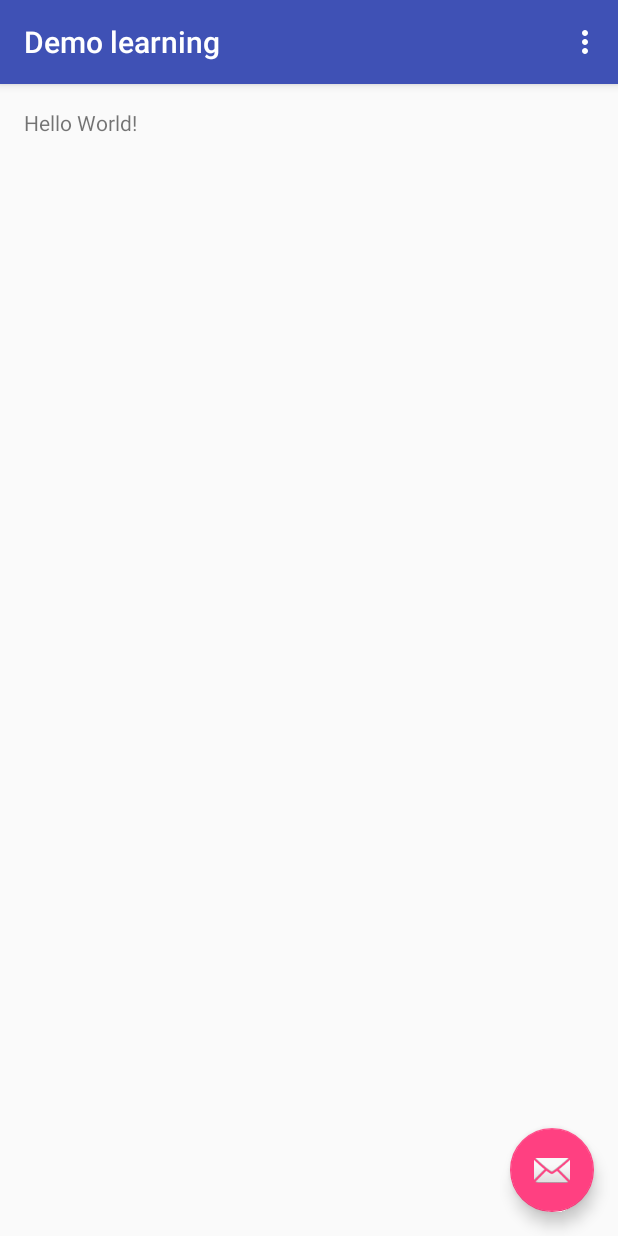
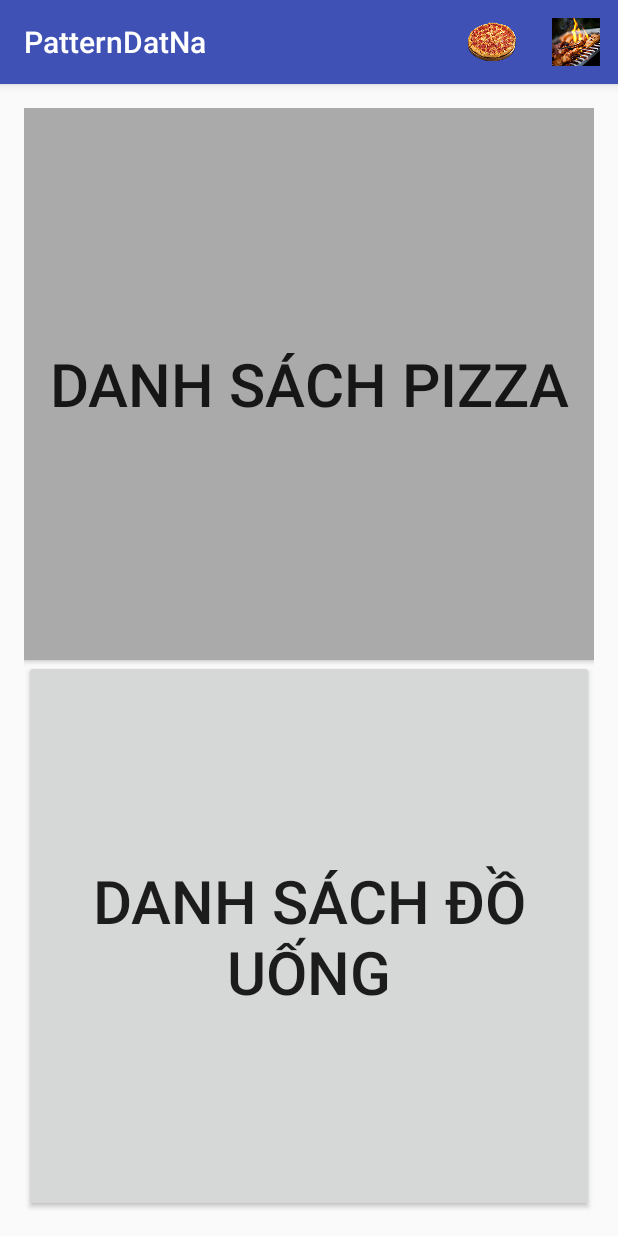
Before and after one commit to Mr93/Demo_learning, an Android app: the screen it shows after launch (MainActivity), on a phone screen of 412 x 824 dp. Run offline under Robolectric (Android 15) with nearby library versions, the phone set to English and light mode, and no system bars.

Commit message:
init command pattern

```diff
--- a/app/src/main/AndroidManifest.xml
+++ b/app/src/main/AndroidManifest.xml
@@ -1,23 +1,18 @@
 <?xml version="1.0" encoding="utf-8"?>
 <manifest xmlns:android="http://schemas.android.com/apk/res/android"
-    package="com.example.demolearning">
+          package="com.example.demolearning">
 
     <application
-        android:allowBackup="true"
-        android:icon="@mipmap/ic_launcher"
-        android:label="@string/app_name"
-        android:supportsRtl="true"
-        android:theme="@style/AppTheme">
-        <activity
-            android:name=".MainActivity"
+            android:allowBackup="true"
+            android:icon="@mipmap/ic_launcher"
             android:label="@string/app_name"
-            android:theme="@style/AppTheme.NoActionBar">
+            android:supportsRtl="true"
+            android:theme="@style/AppTheme">
+        <activity android:name=".MainActivity">
             <intent-filter>
-                <action android:name="android.intent.action.MAIN" />
-
-                <category android:name="android.intent.category.LAUNCHER" />
+                <action android:name="android.intent.action.MAIN"/>
+                <category android:name="android.intent.category.LAUNCHER"/>
             </intent-filter>
         </activity>
     </application>
-
 </manifest>
--- a/app/src/main/java/com/example/demolearning/MainActivity.java
+++ b/app/src/main/java/com/example/demolearning/MainActivity.java
@@ -1,52 +1,69 @@
 package com.example.demolearning;
 
+import android.support.v7.app.AppCompatActivity;
 import android.os.Bundle;
-import android.support.design.widget.FloatingActionButton;
-import android.support.design.widget.Snackbar;
-import android.support.v7.app.AppCompatActivity;
-import android.support.v7.widget.Toolbar;
-import android.view.View;
 import android.view.Menu;
 import android.view.MenuItem;
+import android.view.View;
+import android.widget.Button;
+import com.example.demolearning.command.Invoker;
 
-public class MainActivity extends AppCompatActivity {
+public class MainActivity extends AppCompatActivity implements View.OnClickListener{
+
+	MenuItem pizzaItem, bbqItem;
+	Button btn1, btn2;
+	Invoker invoker;
 
 	@Override
 	protected void onCreate(Bundle savedInstanceState) {
 		super.onCreate(savedInstanceState);
 		setContentView(R.layout.activity_main);
-        Toolbar toolbar = (Toolbar) findViewById(R.id.toolbar);
-        setSupportActionBar(toolbar);
+		btn1 = (Button) findViewById(R.id.btn1);
+		btn2 = (Button) findViewById(R.id.btn2);
 
-        FloatingActionButton fab = (FloatingActionButton) findViewById(R.id.fab);
-        fab.setOnClickListener(new View.OnClickListener() {
-            @Override
-            public void onClick(View view) {
-                Snackbar.make(view, "Replace with your own action", Snackbar.LENGTH_LONG)
-                        .setAction("Action", null).show();
+		init();
 	}
-        });
+
+	private void init() {
+		btn1.setText(getResources().getString(R.string.listPizza));
+		btn2.setText(getResources().getString(R.string.listDrink));
+		btn1.setOnClickListener(this);
+		btn2.setOnClickListener(this);
+		invoker = new Invoker();
+		invoker.addPizzaForKey(R.id.btn1);
+		invoker.addDrinkForKey(R.id.btn2);
 	}
+
+
 
 	@Override
 	public boolean onCreateOptionsMenu(Menu menu) {
-        // Inflate the menu; this adds items to the action bar if it is present.
-        getMenuInflater().inflate(R.menu.menu_main, menu);
+		getMenuInflater().inflate(R.menu.menu_main_activity, menu);
+		pizzaItem = menu.findItem(R.id.pizza);
+		bbqItem = menu.findItem(R.id.bbq);
 		return true;
 	}
 
 	@Override
 	public boolean onOptionsItemSelected(MenuItem item) {
-        // Handle action bar item clicks here. The action bar will
-        // automatically handle clicks on the Home/Up button, so long
-        // as you specify a parent activity in AndroidManifest.xml.
 		int id = item.getItemId();
-
-        //noinspection SimplifiableIfStatement
-        if (id == R.id.action_settings) {
-            return true;
+		if (id == R.id.pizza) {
+			invoker.addPizzaForKey(R.id.btn1);
+			invoker.addDrinkForKey(R.id.btn2);
+			btn1.setText(R.string.listPizza);
+			btn2.setText(R.string.listDrink);
+		}else if (id == R.id.bbq){
+			invoker.addBbqForKey(R.id.btn1);
+			invoker.addDessertForKey(R.id.btn2);
+			btn1.setText(R.string.listBbq);
+			btn2.setText(R.string.listDessert);
+		}
+		return super.onOptionsItemSelected(item);
 	}
 
-        return super.onOptionsItemSelected(item);
+	@Override
+	public void onClick(View view) {
+		Integer id = view.getId();
+		invoker.invoker(id);
 	}
 }
--- /dev/null
+++ b/app/src/main/java/com/example/demolearning/command/ICommand.java
@@ -0,0 +1,8 @@
+package com.example.demolearning.command;
+
+/**
+ * Created by DucDat on 8/12/2016.
+ */
+public interface ICommand {
+	void execute();
+}
--- /dev/null
+++ b/app/src/main/java/com/example/demolearning/command/Invoker.java
@@ -0,0 +1,52 @@
+package com.example.demolearning.command;
+
+import java.util.HashMap;
+import java.util.Map;
+
+/**
+ * Created by DucDat on 8/12/2016.
+ */
+public class Invoker {
+	private HashMap<Integer, ICommand> map;
+	Receiver receiver;
+	OpenListPizzaCommand listPizzaCommand;
+	OpenListDrinkCommand listDrinkCommand;
+	OpenListBbqCommand listBbqCommand;
+	OpenListDessertCommand listDessertCommand;
+
+	public Invoker() {
+		map = new HashMap<>();
+		receiver = new Receiver();
+		listPizzaCommand = new OpenListPizzaCommand(receiver);
+		listDrinkCommand = new OpenListDrinkCommand(receiver);
+		listBbqCommand = new OpenListBbqCommand(receiver);
+		listDessertCommand = new OpenListDessertCommand(receiver);
+	}
+
+	public void invoker(Integer key) {
+		ICommand iCommand = map.get(key);
+		if (iCommand != null) {
+			iCommand.execute();
+		}
+	}
+
+	public void addPizzaForKey(Integer key) {
+		map.put(key, listPizzaCommand);
+	}
+
+	public void addDrinkForKey(Integer key) {
+		map.put(key, listDrinkCommand);
+	}
+
+	public void addBbqForKey(Integer key) {
+		map.put(key, listBbqCommand);
+	}
+
+	public void addDessertForKey(Integer key) {
+		map.put(key, listDessertCommand);
+	}
+
+	public void removeKey(Integer key) {
+		map.remove(key);
+	}
+}
--- /dev/null
+++ b/app/src/main/java/com/example/demolearning/command/OpenListBbqCommand.java
@@ -0,0 +1,18 @@
+package com.example.demolearning.command;
+
+/**
+ * Created by DucDat on 8/12/2016.
+ */
+public class OpenListBbqCommand  implements ICommand {
+
+	Receiver receiver;
+
+	public OpenListBbqCommand(Receiver receiver){
+		this.receiver = receiver;
+	}
+
+	@Override
+	public void execute() {
+		receiver.openListBbq();
+	}
+}
--- /dev/null
+++ b/app/src/main/java/com/example/demolearning/command/OpenListDessertCommand.java
@@ -0,0 +1,18 @@
+package com.example.demolearning.command;
+
+/**
+ * Created by DucDat on 8/12/2016.
+ */
+public class OpenListDessertCommand implements ICommand {
+
+	Receiver receiver;
+
+	public OpenListDessertCommand(Receiver receiver) {
+		this.receiver = receiver;
+	}
+
+	@Override
+	public void execute() {
+		receiver.openListDessert();
+	}
+}
--- /dev/null
+++ b/app/src/main/java/com/example/demolearning/command/OpenListDrinkCommand.java
@@ -0,0 +1,18 @@
+package com.example.demolearning.command;
+
+/**
+ * Created by DucDat on 8/12/2016.
+ */
+public class OpenListDrinkCommand implements ICommand {
+
+	Receiver receiver;
+
+	public OpenListDrinkCommand(Receiver receiver){
+		this.receiver = receiver;
+	}
+
+	@Override
+	public void execute() {
+		receiver.openListDrink();
+	}
+}
--- /dev/null
+++ b/app/src/main/java/com/example/demolearning/command/OpenListPizzaCommand.java
@@ -0,0 +1,18 @@
+package com.example.demolearning.command;
+
+/**
+ * Created by DucDat on 8/12/2016.
+ */
+public class OpenListPizzaCommand implements ICommand {
+
+	Receiver receiver;
+
+	public OpenListPizzaCommand(Receiver receiver){
+		this.receiver = receiver;
+	}
+
+	@Override
+	public void execute() {
+		receiver.openListPizza();
+	}
+}
--- /dev/null
+++ b/app/src/main/java/com/example/demolearning/command/Receiver.java
@@ -0,0 +1,27 @@
+package com.example.demolearning.command;
+
+import android.util.Log;
+
+/**
+ * Created by DucDat on 8/12/2016.
+ */
+public class Receiver {
+
+	private static final String TAG = Receiver.class.getSimpleName();
+
+	public void openListPizza(){
+		Log.d(TAG, "openListPizza: ");
+	}
+
+	public void openListDrink(){
+		Log.d(TAG, "openListDrink: ");
+	}
+
+	public void openListBbq(){
+		Log.d(TAG, "openListBbq: ");
+	}
+
+	public void openListDessert(){
+		Log.d(TAG, "openListDessert: ");
+	}
+}
--- a/app/src/main/res/layout/activity_main.xml
+++ b/app/src/main/res/layout/activity_main.xml
@@ -1,34 +1,33 @@
 <?xml version="1.0" encoding="utf-8"?>
-<android.support.design.widget.CoordinatorLayout xmlns:android="http://schemas.android.com/apk/res/android"
-    xmlns:app="http://schemas.android.com/apk/res-auto"
-    xmlns:tools="http://schemas.android.com/tools"
-    android:layout_width="match_parent"
-    android:layout_height="match_parent"
-    android:fitsSystemWindows="true"
-    tools:context="com.example.demolearning.MainActivity">
+<LinearLayout
+        xmlns:android="http://schemas.android.com/apk/res/android"
+        xmlns:tools="http://schemas.android.com/tools"
+        android:layout_width="match_parent"
+        android:layout_height="match_parent"
+        android:paddingLeft="@dimen/activity_horizontal_margin"
+        android:paddingRight="@dimen/activity_horizontal_margin"
+        android:paddingTop="@dimen/activity_vertical_margin"
+        android:paddingBottom="@dimen/activity_vertical_margin"
+        android:orientation="vertical"
+        tools:context="com.example.demolearning.MainActivity">
 
-    <android.support.design.widget.AppBarLayout
-        android:layout_width="match_parent"
-        android:layout_height="wrap_content"
-        android:theme="@style/AppTheme.AppBarOverlay">
-
-        <android.support.v7.widget.Toolbar
-            android:id="@+id/toolbar"
+    <Button
             android:layout_width="match_parent"
-            android:layout_height="?attr/actionBarSize"
-            android:background="?attr/colorPrimary"
-            app:popupTheme="@style/AppTheme.PopupOverlay" />
-
-    </android.support.design.widget.AppBarLayout>
-
-    <include layout="@layout/content_main" />
-
-    <android.support.design.widget.FloatingActionButton
-        android:id="@+id/fab"
-        android:layout_width="wrap_content"
-        android:layout_height="wrap_content"
-        android:layout_gravity="bottom|end"
-        android:layout_margin="@dimen/fab_margin"
-        android:src="@android:drawable/ic_dialog_email" />
-
-</android.support.design.widget.CoordinatorLayout>
+            android:layout_height="0dp"
+            android:layout_weight="1"
+            android:text="New Button"
+            android:gravity="center"
+            android:id="@+id/btn1"
+            android:textSize="40sp"
+            android:background="@android:color/darker_gray"
+            android:layout_gravity="center_vertical"/>
+    <Button
+            android:layout_width="match_parent"
+            android:layout_height="0dp"
+            android:layout_weight="1"
+            android:text="New Button"
+            android:gravity="center"
+            android:textSize="40sp"
+            android:id="@+id/btn2"
+            android:layout_gravity="center_vertical"/>
+</LinearLayout>
--- /dev/null
+++ b/app/src/main/res/menu/menu_main_activity.xml
@@ -0,0 +1,13 @@
+<menu xmlns:android="http://schemas.android.com/apk/res/android"
+    xmlns:app="http://schemas.android.com/apk/res-auto" >
+
+    <item android:id="@+id/pizza"
+          android:icon="@drawable/pizza"
+          android:title="Pizza"
+          app:showAsAction="always" />
+    <item
+        android:id="@+id/bbq"
+        android:icon="@drawable/bbq"
+        android:title="BBQ"
+        app:showAsAction="always" />
+</menu>
--- a/app/src/main/res/values/strings.xml
+++ b/app/src/main/res/values/strings.xml
@@ -1,4 +1,8 @@
 <resources>
-    <string name="app_name">Demo learning</string>
+    <string name="app_name">PatternDatNa</string>
     <string name="action_settings">Settings</string>
+    <string name="listPizza">Danh sách Pizza</string>
+    <string name="listDrink">Danh sách đồ uống</string>
+    <string name="listBbq">Danh sách Đồ nướng</string>
+    <string name="listDessert">Danh sách món tráng miệng</string>
 </resources>
--- a/app/src/main/res/values/styles.xml
+++ b/app/src/main/res/values/styles.xml
@@ -8,13 +8,4 @@
         <item name="colorAccent">@color/colorAccent</item>
     </style>
 
-    <style name="AppTheme.NoActionBar">
-        <item name="windowActionBar">false</item>
-        <item name="windowNoTitle">true</item>
-    </style>
-
-    <style name="AppTheme.AppBarOverlay" parent="ThemeOverlay.AppCompat.Dark.ActionBar" />
-
-    <style name="AppTheme.PopupOverlay" parent="ThemeOverlay.AppCompat.Light" />
-
 </resources>
```
Also changed, not shown: app/src/main/res/drawable-xxhdpi/bbq.png (added), app/src/main/res/drawable-xxhdpi/pizza.png (added). Lines whose indentation alone changed are shown as unchanged.
